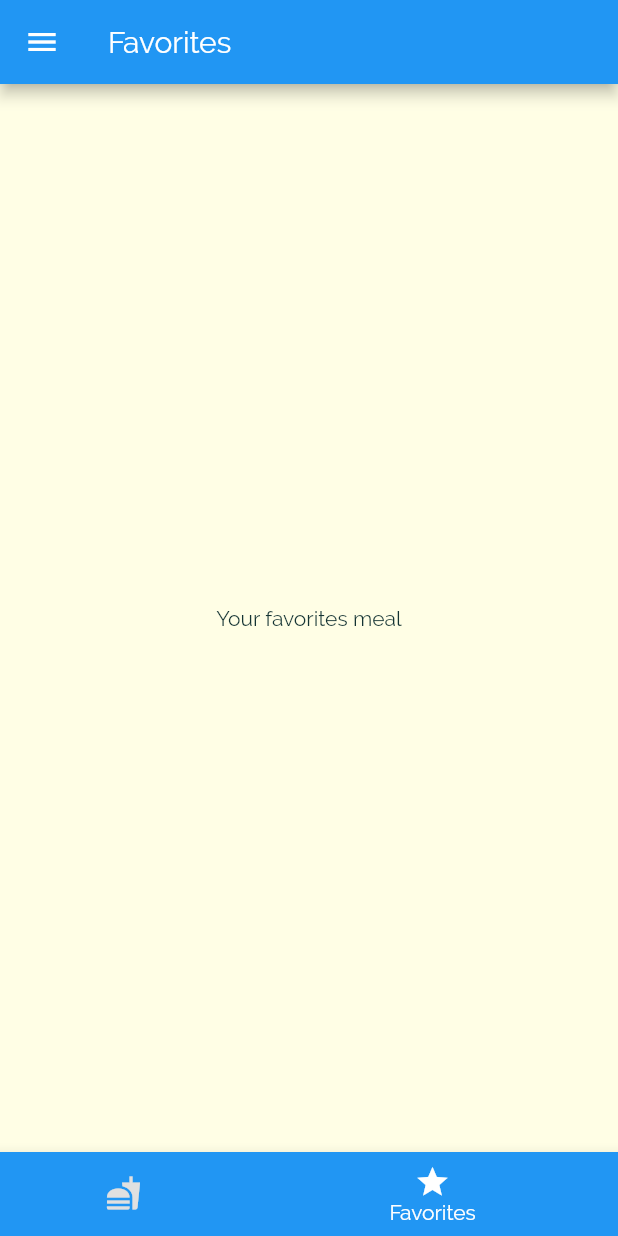
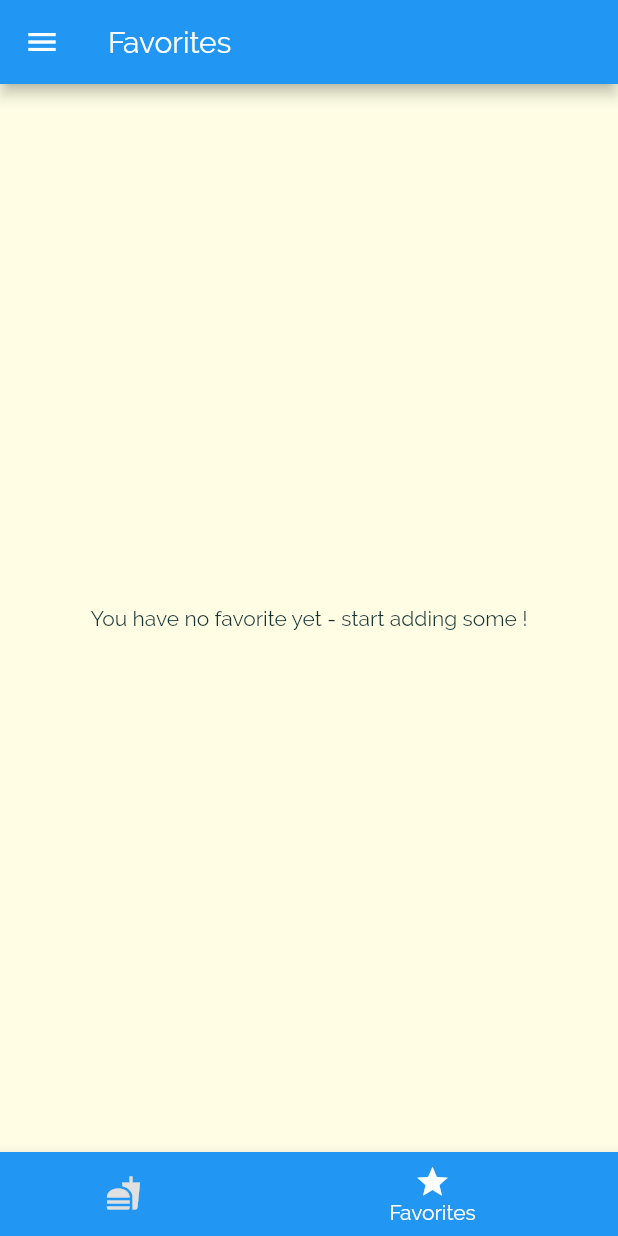
Before and after one commit to BLKKKBVSIK/FlutterTraining-MealApp, a Flutter app: the screen it shows after launch, item 2 of the bottom bar chosen, on a phone screen of 412 x 824 dp. Run offline on Flutter 3.47's test engine with Material 2 defaults, Android fonts, the phone set to English and light mode, and no system bars.

Commit message:
Favorite meals feature

```diff
--- a/lib/main.dart
+++ b/lib/main.dart
@@ -23,27 +23,46 @@ class _MyAppState extends State<MyApp> {
   };
 
   List<Meal> _availableMeals = DUMMY_MEALS;
+  List<Meal> _favoriteMeals = [];
 
   void _setFilters(Map<String, bool> filtersData) {
     setState(() {
       _filters = filtersData;
 
       _availableMeals = DUMMY_MEALS.where((meal) {
-        if(_filters['gluten'] && !meal.isGlutenFree) {
+        if (_filters['gluten'] && !meal.isGlutenFree) {
           return false;
         }
-        if(_filters['vegetarian'] && !meal.isVegetarian) {
+        if (_filters['vegetarian'] && !meal.isVegetarian) {
           return false;
         }
-        if(_filters['vegan'] && !meal.isVegan) {
+        if (_filters['vegan'] && !meal.isVegan) {
           return false;
         }
-        if(_filters['lactose'] && !meal.isLactoseFree) {
+        if (_filters['lactose'] && !meal.isLactoseFree) {
           return false;
         }
         return true;
       }).toList();
     });
+  }
+
+  bool _isMealFavorite(String mealId) {
+    return _favoriteMeals.any((meal) => meal.id == mealId);
+  }
+
+  void _toggleFavorite(String mealId) {
+    final existingIndex =
+        _favoriteMeals.indexWhere((meal) => meal.id == mealId);
+    if (existingIndex >= 0) {
+      setState(() {
+        _favoriteMeals.removeAt(existingIndex);
+      });
+    } else {
+      setState(() {
+        _favoriteMeals.add(DUMMY_MEALS.firstWhere((meal) => meal.id == mealId));
+      });
+    }
   }
 
   @override
@@ -61,10 +80,11 @@ class _MyAppState extends State<MyApp> {
                 fontSize: 20,
                 fontFamily: 'RobotoCondensed',
               ))),
-      home: TabsScreen(),
+      home: TabsScreen(_favoriteMeals),
       routes: {
-        CategoryMealsScreen.routeName: (ctx) => CategoryMealsScreen(_availableMeals),
-        MealDetailScreen.routeName: (ctx) => MealDetailScreen(),
+        CategoryMealsScreen.routeName: (ctx) =>
+            CategoryMealsScreen(_availableMeals),
+        MealDetailScreen.routeName: (ctx) => MealDetailScreen(_toggleFavorite, _isMealFavorite),
         FilterScreen.routeName: (ctx) => FilterScreen(_setFilters, _filters),
       },
       onUnknownRoute: (settings) {
--- a/lib/screens/favorites_screen.dart
+++ b/lib/screens/favorites_screen.dart
@@ -1,10 +1,33 @@
 import 'package:flutter/material.dart';
+import 'package:meal_app/models/meal.dart';
+import 'package:meal_app/widgets/meal_item.dart';
 
 class FavoritesScreen extends StatelessWidget {
+  final List<Meal> favoriteMeals;
+
+  FavoritesScreen(this.favoriteMeals);
+
   @override
   Widget build(BuildContext context) {
-    return Center(
-      child: Text('Your favorites meal'),
-    );
+    if (favoriteMeals.isEmpty) {
+      return Center(
+        child: Text('You have no favorite yet - start adding some !'),
+      );
+    } else {
+      return ListView.builder(
+        itemBuilder: (ctx, index) {
+          return MealItem(
+            id: favoriteMeals[index].id,
+            title: favoriteMeals[index].title,
+            imageUrl: favoriteMeals[index].imageUrl,
+            duration: favoriteMeals[index].duration,
+            affordability: favoriteMeals[index].affordability,
+            complexity: favoriteMeals[index].complexity,
+          );
+        },
+        itemCount: favoriteMeals.length,
+      );
+    }
+    ;
   }
 }
--- a/lib/screens/tabs_screen.dart
+++ b/lib/screens/tabs_screen.dart
@@ -1,20 +1,30 @@
 import 'package:flutter/material.dart';
+import 'package:meal_app/models/meal.dart';
 import 'package:meal_app/screens/categories_screen.dart';
 import 'package:meal_app/screens/favorites_screen.dart';
 import 'package:meal_app/widgets/main_drawer.dart';
 
 class TabsScreen extends StatefulWidget {
+  final List<Meal> favoriteMeals;
+
+  TabsScreen(this.favoriteMeals);
+
   @override
   _TabsScreenState createState() => _TabsScreenState();
 }
 
 class _TabsScreenState extends State<TabsScreen> {
-  final List<Map<String, Object>> _pages = [
-    {'page': CategorieScreen(), 'title': 'Categories'},
-    {'page': FavoritesScreen(), 'title': 'Favorites'},
-  ];
+  List<Map<String, Object>> _pages;
+  int _selectedPageIndex = 0;
 
-  int _selectedPageIndex = 0;
+  @override
+  void initState() {
+    _pages = [
+      {'page': CategorieScreen(), 'title': 'Categories'},
+      {'page': FavoritesScreen(widget.favoriteMeals), 'title': 'Favorites'},
+    ];
+    super.initState();
+  }
 
   void _selectPage(int index) {
     setState(() {
```
Also changed, not shown: lib/screens/meal_detail_screen.dart (+11 -0 lines).
